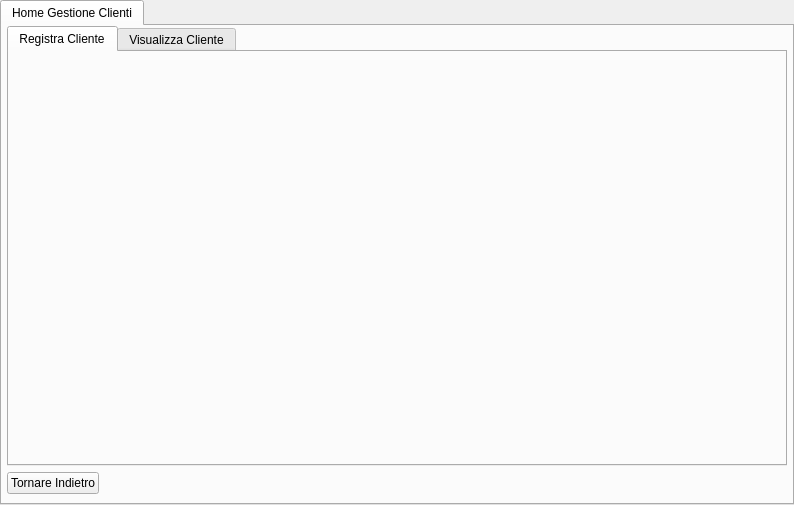
This is ui/Receptionist/GestireClienti/HomeGestireUnCliente.ui in mdoraz/Hotel as Qt 5 draws it before an edit. The edited form follows.
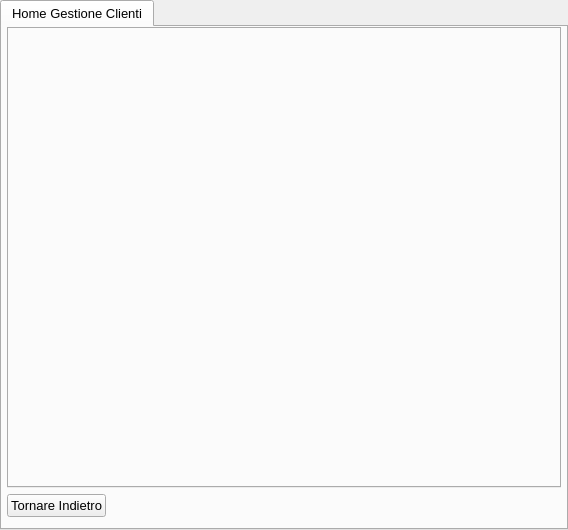
This is the edited form.

Commit message: creata VisualizzaClienteUI e riadattata HomeReceptionistUI

```diff
--- a/ui/Receptionist/GestireClienti/HomeGestireUnCliente.ui
+++ b/ui/Receptionist/GestireClienti/HomeGestireUnCliente.ui
@@ -6,10 +6,22 @@
    <rect>
     <x>0</x>
     <y>0</y>
-    <width>794</width>
-    <height>505</height>
+    <width>568</width>
+    <height>530</height>
    </rect>
   </property>
+  <property name="minimumSize">
+   <size>
+    <width>560</width>
+    <height>530</height>
+   </size>
+  </property>
+  <property name="font">
+   <font>
+    <family>Arial</family>
+    <pointsize>10</pointsize>
+   </font>
+  </property>
   <property name="windowTitle">
    <string>Struttura Alberghiera</string>
   </property>
@@ -27,6 +39,9 @@
     <property name="rightMargin">
      <number>5</number>
     </property>
+    <property name="bottomMargin">
+     <number>11</number>
+    </property>
     <item row="1" column="0">
      <widget class="QPushButton" name="btnTornareHomeReceptionist">
       <property name="text">
@@ -48,22 +63,16 @@
      </spacer>
     </item>
     <item row="0" column="0" colspan="3">
-     <widget class="QTabWidget" name="tabwidgetScelteHomeGestioneClienti">
+     <widget class="QTabWidget" name="tabwidgetInternal">
+      <property name="minimumSize">
+       <size>
+        <width>550</width>
+        <height>430</height>
+       </size>
+      </property>
       <property name="currentIndex">
        <number>0</number>
       </property>
-      <widget class="QWidget" name="tabRegistraClienti">
-       <attribute name="title">
-        <string>Registra Cliente</string>
-       </attribute>
-       <layout class="QGridLayout" name="gridLayout_5"/>
-      </widget>
-      <widget class="QWidget" name="tabVisualizzaClienti">
-       <attribute name="title">
-        <string>Visualizza Cliente</string>
-       </attribute>
-       <layout class="QGridLayout" name="gridLayout_2"/>
-      </widget>
      </widget>
     </item>
    </layout>
```
Left out of the diff: 8 changed lines with no effect on the pictures. The commit also changes 10 other files.
